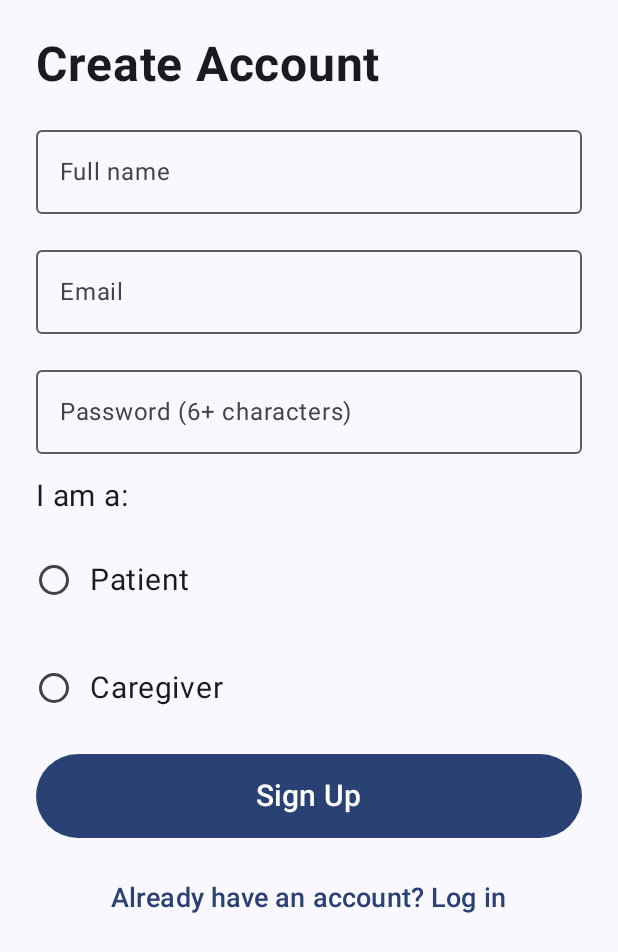
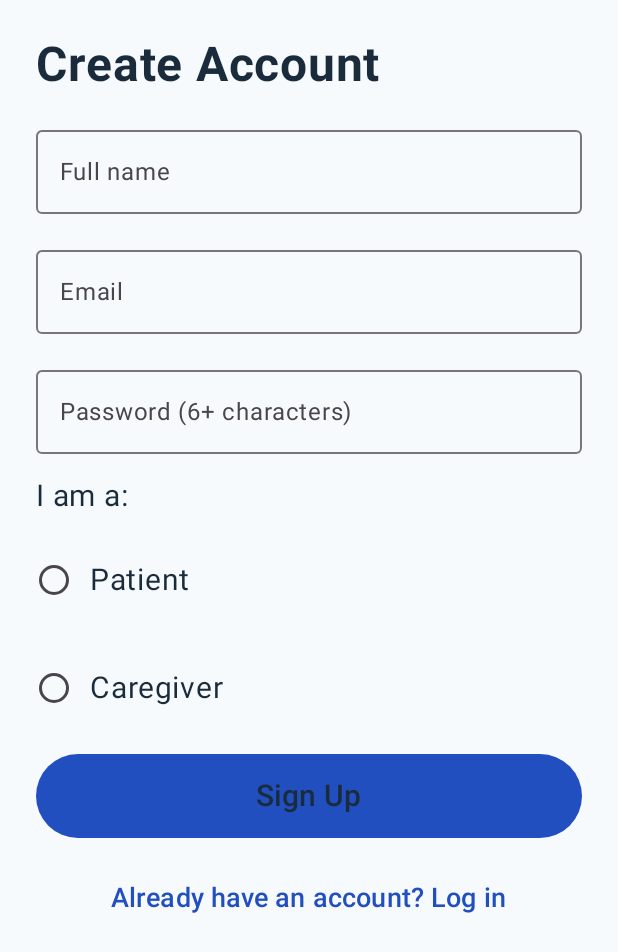
Before and after one commit to Neesshh/CareSync, an Android app built with Jetpack Compose: the screen it shows after launch (MainActivity), after a tap on "New here? Create an account", on a phone screen of 412 x 824 dp. Shown: the top 952 px of the screen. Run offline under Robolectric (Android 15) with nearby library versions, the phone set to English and light mode, and no system bars; our stand-ins replace Firebase (no records; nobody signed in at launch, a user with empty details on screens opened directly); 1 other tap on this screen came first.

Commit message:
Messing with colors and theme

```diff
--- a/app/src/main/java/com/caresync/app/ui/theme/Color.kt
+++ b/app/src/main/java/com/caresync/app/ui/theme/Color.kt
@@ -1,6 +1,7 @@
 package com.caresync.app.ui.theme
 
 import androidx.compose.ui.graphics.Color
+import androidx.compose.ui.node.ObserverModifierNode
 
 val Purple80 = Color(0xFFD0BCFF)
 val PurpleGrey80 = Color(0xFFCCC2DC)
@@ -9,3 +10,33 @@ val Pink80 = Color(0xFFEFB8C8)
 val Purple40 = Color(0xFF6650a4)
 val PurpleGrey40 = Color(0xFF625b71)
 val Pink40 = Color(0xFF7D5260)
+
+//OBNOXIOUS TEMP COLORS
+val ObnoxiousMagenta = Color(0xFFFD00FF)
+
+//Brand
+val CareBlue = Color(0xFF224FC0)
+val DeepNavy = Color(0xFF14284B)
+val SkyBlue = Color(0xFF76BEEE)
+val SunshineGold = Color(0xFFF7C400)
+
+//Text & UI
+
+val CoolWhite = Color(0xFFF7FAFD)
+val Ink = Color(0xFF1A2B3C)
+val Slate = Color(0xFF5B6B7A)
+val Mist = Color(0xFFD9DEE4)
+val BlueTint = Color(0xFFE6F1FC)
+val ToggleOff = Color(0xFFC9CFD6)
+
+//FEEDBACK
+val Success = Color(0xFF1B7A3D)
+val SuccessLight = Color(0xFFE6F4EA)
+val Warning = Color(0xFFB45309)
+val WarningLight = Color(0xFFFDF1E1)
+val Error = Color(0xFFB42318)
+val ErrorLight = Color(0xFFFDECEC)
+val Info = Color(0xFF0F6E6E)
+val InfoLight = Color(0xFFE3F2F1)
+val Colorblind = Color(0xFFB5179E) // theres probably a different way I should do this
+val ColorblindLight = Color(0xFFFBE8F6)
--- a/app/src/main/java/com/caresync/app/ui/theme/Theme.kt
+++ b/app/src/main/java/com/caresync/app/ui/theme/Theme.kt
@@ -18,9 +18,16 @@ private val DarkColorScheme = darkColorScheme(
 )
 
 private val LightColorScheme = lightColorScheme(
-    primary = Purple40,
-    secondary = PurpleGrey40,
-    tertiary = Pink40
+    background = CoolWhite,
+    primary = CareBlue,
+    secondary = DeepNavy,
+    tertiary = SkyBlue,
+    //Where would I use the accent color??
+
+    //TEXT COLORS
+    onBackground = Ink,
+    onPrimary = Ink,
+
 
     /* Other default colors to override
     background = Color(0xFFFFFBFE),
@@ -31,13 +38,16 @@ private val LightColorScheme = lightColorScheme(
     onBackground = Color(0xFF1C1B1F),
     onSurface = Color(0xFF1C1B1F),
     */
+
 )
+
 
 @Composable
 fun CareSyncTheme(
-    darkTheme: Boolean = isSystemInDarkTheme(),
+    //TODO: replace with isSystemInDarkTheme() when ready for dark mode
+    darkTheme: Boolean = false,
     // Dynamic color is available on Android 12+
-    dynamicColor: Boolean = true,
+    dynamicColor: Boolean = false, //overriding this cause otherwise my colors dont work
     content: @Composable () -> Unit
 ) {
     val colorScheme = when {
```
